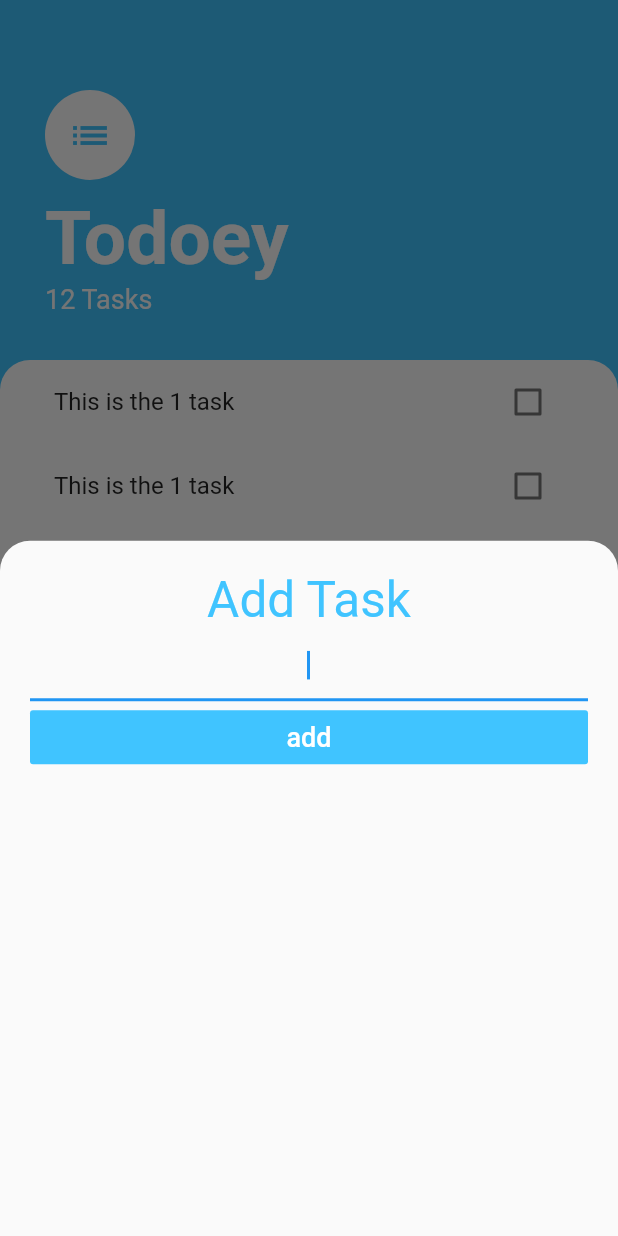
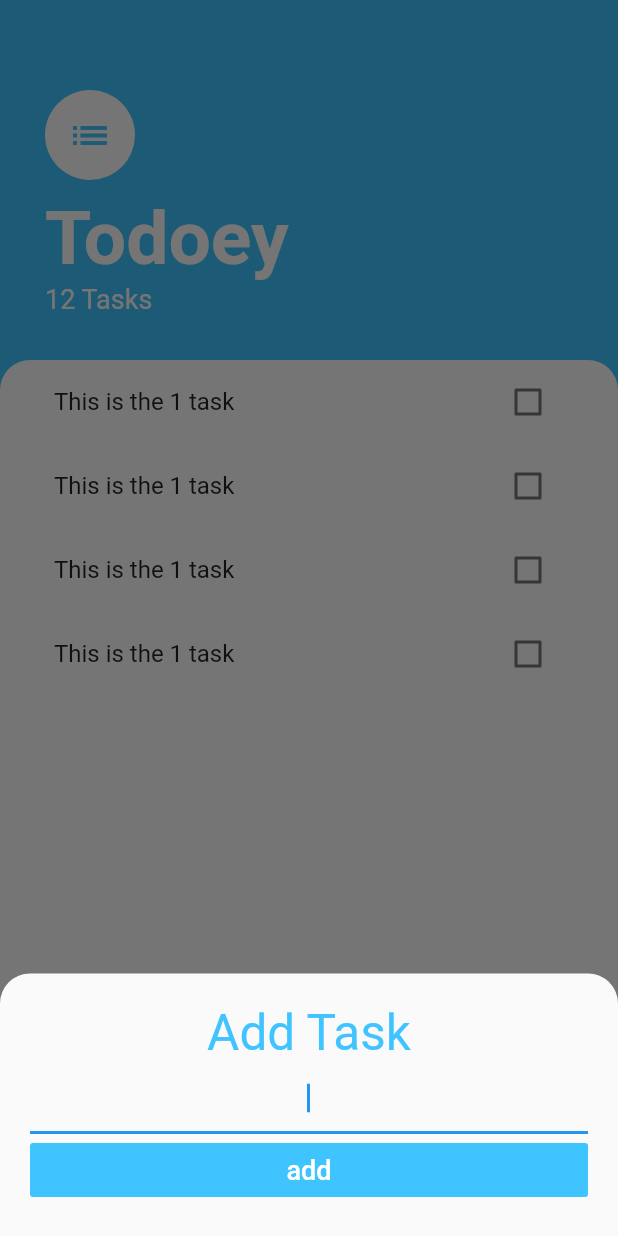
Before and after one commit to KaiqueMunhoz/The-Complete-2020-Flutter-Development-Bootcamp-with-Dart, a Flutter app: the screen it shows after launch, after a tap on the "add" icon, on a phone screen of 412 x 824 dp. Run offline on Flutter 3.47's test engine with Material 2 defaults, Android fonts, the phone set to English and light mode, and no system bars.

Commit message:
Feat: 212

```diff
--- /dev/null
+++ b/flutter/module18/todoey_flutter/lib/screens/add_task_screen.dart
@@ -0,0 +1,44 @@
+import 'package:flutter/material.dart';
+
+class AddTask extends StatelessWidget {
+  @override
+  Widget build(BuildContext context) {
+    const String _addTask = 'Add Task';
+    const String _add = 'add';
+
+    return SingleChildScrollView(
+      child: Container(
+        padding:
+            EdgeInsets.only(bottom: MediaQuery.of(context).viewInsets.bottom),
+        child: Container(
+          padding: EdgeInsets.all(20.0),
+          child: Column(
+            crossAxisAlignment: CrossAxisAlignment.stretch,
+            children: <Widget>[
+              Text(
+                _addTask,
+                textAlign: TextAlign.center,
+                style: TextStyle(
+                  color: Colors.lightBlueAccent,
+                  fontSize: 33.0,
+                ),
+              ),
+              TextField(
+                autofocus: true,
+                textAlign: TextAlign.center,
+              ),
+              FlatButton(
+                onPressed: () {},
+                child: Text(
+                  _add,
+                  style: TextStyle(color: Colors.white, fontSize: 18.0),
+                ),
+                color: Colors.lightBlueAccent,
+              ),
+            ],
+          ),
+        ),
+      ),
+    );
+  }
+}
--- a/flutter/module18/todoey_flutter/lib/screens/new_task.dart
+++ /dev/null
@@ -1,38 +0,0 @@
-import 'package:flutter/material.dart';
-
-class NewTask extends StatelessWidget {
-  @override
-  Widget build(BuildContext context) {
-    const String _addTask = 'Add Task';
-    const String _add = 'add';
-
-    return Container(
-      padding: EdgeInsets.all(20.0),
-      child: Column(
-        crossAxisAlignment: CrossAxisAlignment.stretch,
-        children: <Widget>[
-          Text(
-            _addTask,
-            textAlign: TextAlign.center,
-            style: TextStyle(
-              color: Colors.lightBlueAccent,
-              fontSize: 33.0,
-            ),
-          ),
-          TextField(
-            autofocus: true,
-            textAlign: TextAlign.center,
-          ),
-          FlatButton(
-            onPressed: () {},
-            child: Text(
-              _add,
-              style: TextStyle(color: Colors.white, fontSize: 18.0),
-            ),
-            color: Colors.lightBlueAccent,
-          ),
-        ],
-      ),
-    );
-  }
-}
--- a/flutter/module18/todoey_flutter/lib/screens/tasks_screens.dart
+++ b/flutter/module18/todoey_flutter/lib/screens/tasks_screens.dart
@@ -1,7 +1,7 @@
 import 'package:flutter/material.dart';
 
 // Screens
-import '../screens/new_task.dart';
+import '../screens/add_task_screen.dart';
 
 // Widgets
 import '../widgets/tasks_list.dart';
@@ -66,7 +66,10 @@ class TasksScreen extends StatelessWidget {
       ),
       floatingActionButton: FloatingActionButton(
         onPressed: () => showModalBottomSheet(
-            context: context, builder: (context) => NewTask()),
+          context: context,
+          isScrollControlled: true,
+          builder: (builder) => AddTask(),
+        ),
         backgroundColor: Colors.lightBlueAccent,
         child: Icon(
           Icons.add,
```
